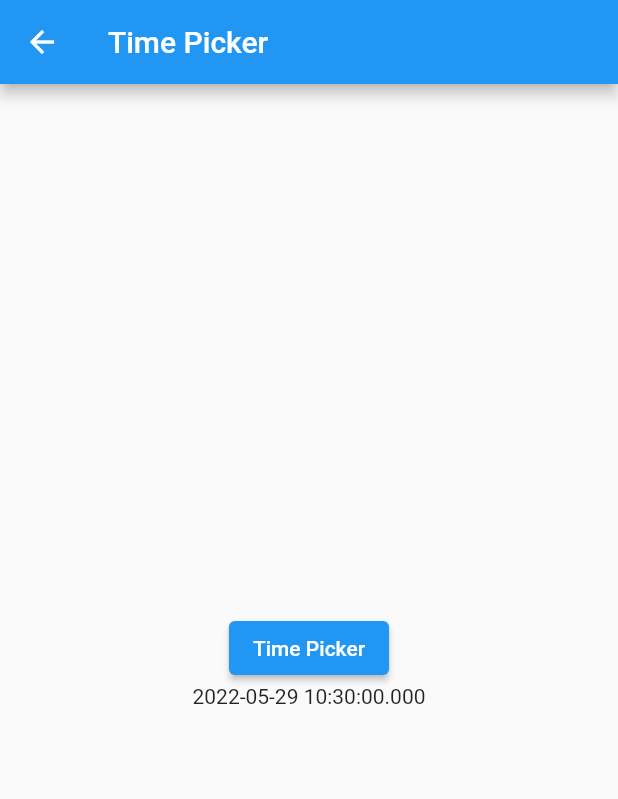
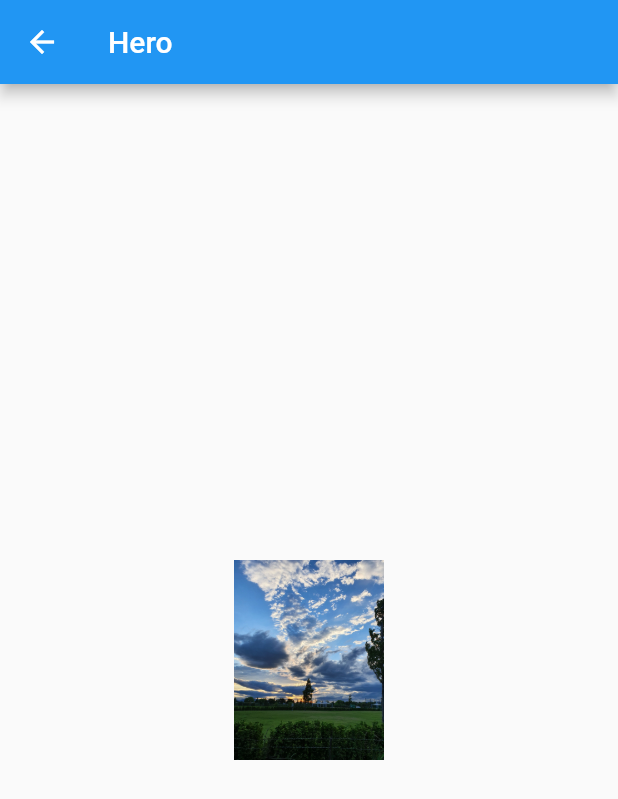
Before and after one commit to busangangster/flutter_practice, a Flutter app: the screen it shows after launch, after a tap on "Open route", on a phone screen of 412 x 824 dp. Shown: the top 799 px of the screen. Run offline on Flutter 3.47's test engine with Material 2 defaults, Android fonts, the phone set to English and light mode, and no system bars.

Commit message:
Animation_Hero

```diff
--- /dev/null
+++ b/lib/Animation/hero.dart
@@ -0,0 +1,50 @@
+import 'package:flutter/material.dart';
+
+class HeroPage extends StatefulWidget {
+  const HeroPage({Key? key}) : super(key: key);
+
+  @override
+  _HeroPageState createState() => _HeroPageState();
+}
+
+class _HeroPageState extends State<HeroPage> {
+  @override
+  Widget build(BuildContext context) {
+    return Scaffold(
+      appBar: AppBar(
+        title: Text('Hero'),
+      ),
+      body: Center(
+          child: GestureDetector(
+              onTap: () {
+                Navigator.push(
+                  context,
+                  MaterialPageRoute(builder: (context) => HeroDetailPage()),
+                );
+              },
+              child: Hero(
+                  tag: 'image',
+                  child: Image.asset(
+                    'assets/sample.jpg',
+                    width: 100,
+                    height: 200,
+                  )))),
+    );
+  }
+}
+
+class HeroDetailPage extends StatelessWidget {
+  const HeroDetailPage({Key? key}) : super(key: key);
+
+  @override
+  Widget build(BuildContext context) {
+    return Scaffold(
+        appBar: AppBar(
+          title: Text('Hero'),
+        ),
+        body: Hero(
+          tag: 'image',
+          child: Image.asset('assets/sample.jpg'),
+        ));
+  }
+}
--- a/lib/main.dart
+++ b/lib/main.dart
@@ -1,3 +1,4 @@
+import 'package:book/Animation/hero.dart';
 import 'package:book/date_picker.dart';
 import 'package:book/time_picker.dart';
 import 'package:flutter/cupertino.dart';
@@ -39,8 +40,8 @@ class _MyHomePageState extends State<MyHomePage> {
           child: ElevatedButton(
             child: Text('Open route'),
             onPressed: () {
-              Navigator.push(context,
-                  MaterialPageRoute(builder: (context) => timepicker()));
+              Navigator.push(
+                  context, MaterialPageRoute(builder: (context) => HeroPage()));
             },
           ),
         ));
--- a/pubspec.yaml
+++ b/pubspec.yaml
@@ -58,6 +58,8 @@ flutter:
   # included with your application, so that you can use the icons in
   # the material Icons class.
   uses-material-design: true
+  assets:
+    - assets/sample.jpg
 
   # To add assets to your application, add an assets section, like this:
   # assets:
```
Also changed, not shown: assets/sample.jpg (added).
